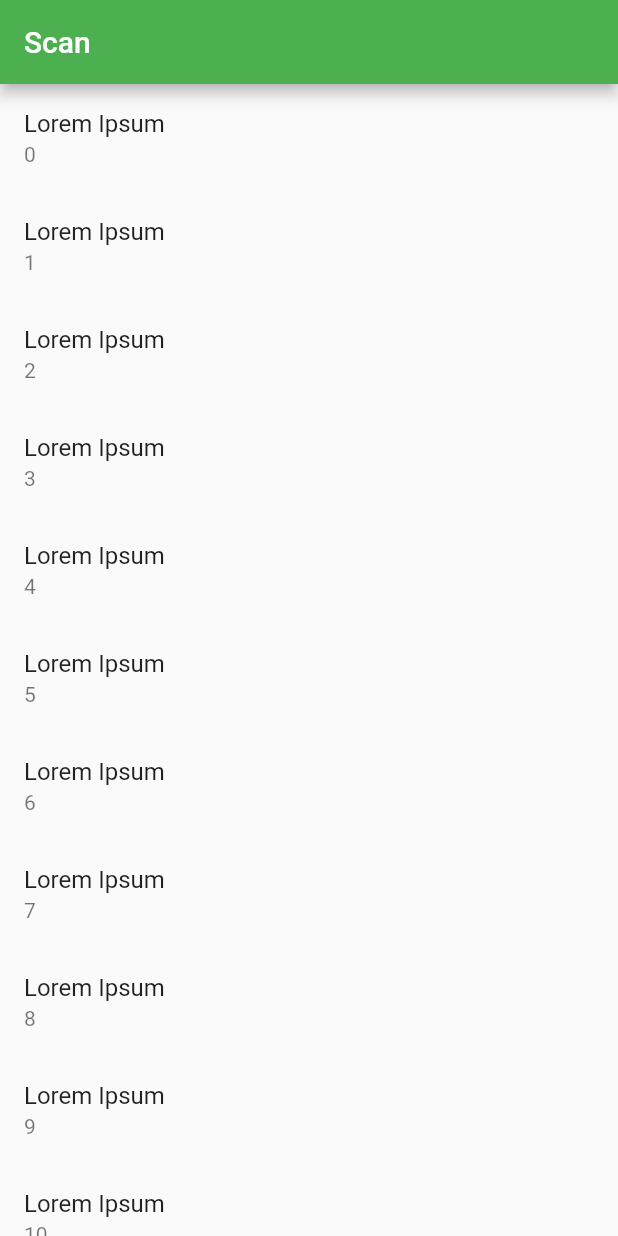
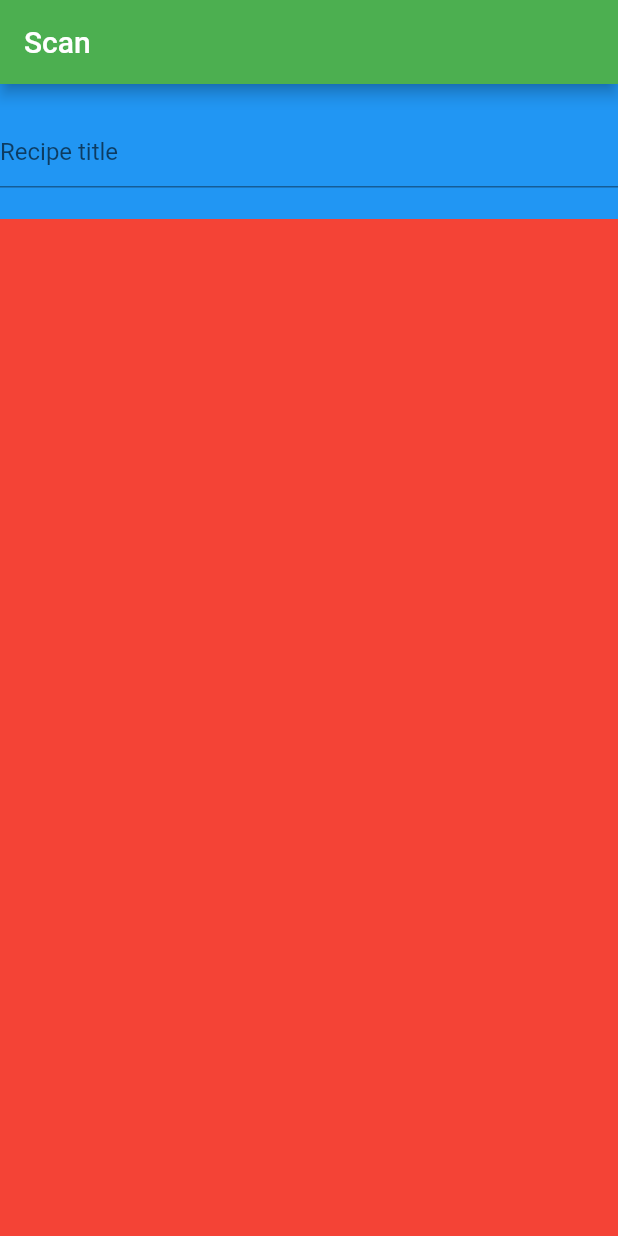
Before and after one commit to TomTomTomahawk/FoodLCA, a Flutter app: the Scan screen opened directly, on a phone screen of 412 x 824 dp. Run offline on Flutter 3.47's test engine with Material 2 defaults, Android fonts, the phone set to English and light mode, and no system bars; our stand-ins replace charts_flutter, flutter_bloc, sqflite; accounts and stored records are empty.

Commit message:
Add files via upload

```diff
--- a/lib/tabs/scan.dart
+++ b/lib/tabs/scan.dart
@@ -6,16 +6,67 @@ class Scan extends StatelessWidget {
   @override
   Widget build(BuildContext context) {
     return Scaffold(
-      appBar: AppBar(
-        title: Text("Scan"),
-        backgroundColor: Colors.green,
-      ),
-      body: ListView.builder(itemBuilder: (context, index) {
-        return ListTile(
-          title: Text('Lorem Ipsum'),
-          subtitle: Text('$index'),
-        );
-      }),
-    );
+        appBar: AppBar(
+          title: Text("Scan"),
+          backgroundColor: Colors.green,
+        ),
+        body: MyWidget());
   }
 }
+
+class MyWidget extends StatelessWidget {
+  @override
+  Widget build(BuildContext context) {
+    return Scaffold(
+        body: Container(
+            child: CustomScrollView(
+      slivers: <Widget>[
+        SliverPersistentHeader(
+          pinned: true,
+          delegate: MyDynamicHeader(),
+        ),
+        SliverList(delegate: SliverChildBuilderDelegate(
+          (BuildContext context, int index) {
+            return Container(
+              height: 20,
+              color: Colors.red,
+            );
+          },
+        ))
+      ],
+    )));
+  }
+}
+
+class MyDynamicHeader extends SliverPersistentHeaderDelegate {
+  int index = 0;
+
+  @override
+  Widget build(
+      BuildContext context, double shrinkOffset, bool overlapsContent) {
+    return LayoutBuilder(builder: (context, constraints) {
+      final Color color = Colors.primaries[index];
+
+      //if (++index > Colors.primaries.length - 1) index = 0;
+
+      return Container(
+          decoration: BoxDecoration(color: Colors.blue),
+          height: constraints.maxHeight,
+          child: SafeArea(
+            child: Center(
+                child: TextField(
+              decoration: InputDecoration(hintText: 'Recipe title'),
+            )),
+          ));
+    });
+  }
+
+  @override
+  bool shouldRebuild(SliverPersistentHeaderDelegate _) => true;
+
+  @override
+  double get maxExtent => 90.0;
+
+  @override
+  double get minExtent => 80.0;
+}
```
Also changed, not shown: lib/tabs/build.dart (+23 -197 lines), lib/tabs/library.dart (+6 -5 lines).
